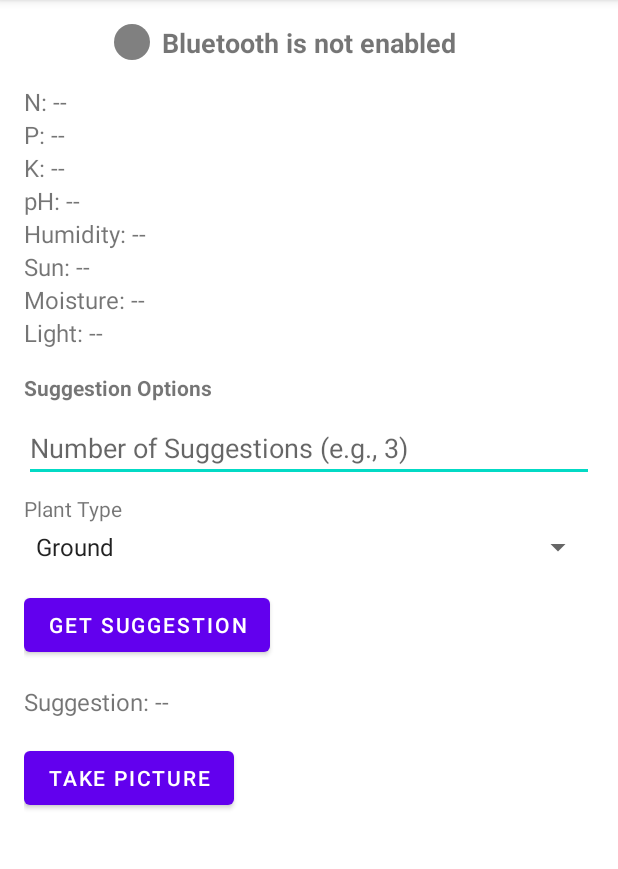
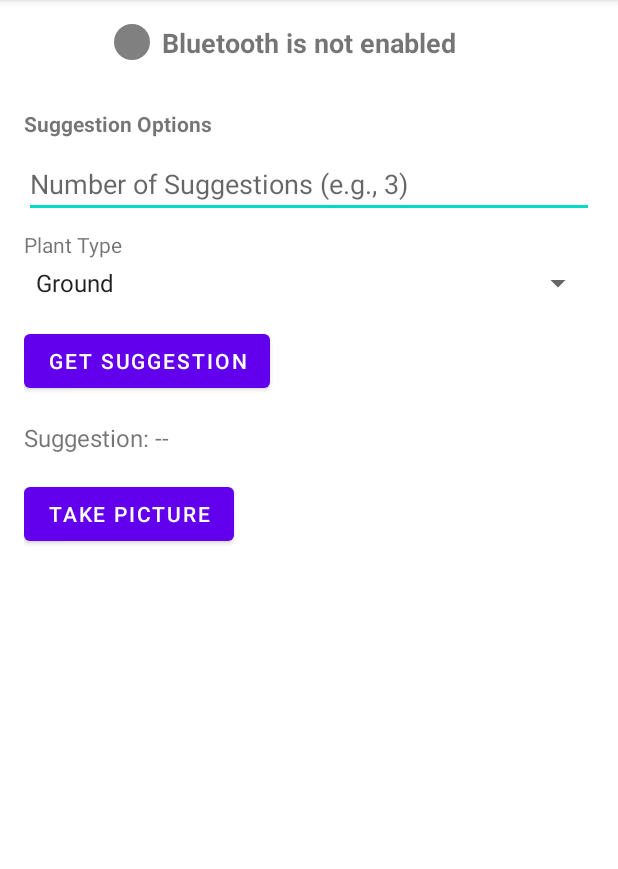
Before and after one commit to stantonious/demeter, an Android app: the screen it shows after launch (MainActivity), on a phone screen of 412 x 824 dp, the part 84-953 px from its top. Run offline under Robolectric (Android 15) with nearby library versions, the phone set to English and light mode, and no system bars.

Commit message:
This commit refactors the main activity layout to provide a cleaner, more consolidated user interface.
The individual `TextView` elements for each sensor reading (N, P, K, pH, etc.) have been removed. The live plot, which already displays the most recent value for each sensor at the end of its line, now serves as the primary display for this data.

The `MainActivity.java` file has also been cleaned up to remove the unused `TextView` member variables and their associated logic. This change declutters the UI and makes the plot the central focus for data visualization.

```diff
--- a/android-client/app/src/main/java/com/example/demeterclient/MainActivity.java
+++ b/android-client/app/src/main/java/com/example/demeterclient/MainActivity.java
@@ -62,7 +62,6 @@ public class MainActivity extends AppCompatActivity {
     private SwipeRefreshLayout swipeRefreshLayout;
     private ImageView ledIndicator;
     private TextView statusTextView;
-    private TextView nValue, pValue, kValue, phValue, humidityValue, sunValue, moistureValue, lightValue;
     private Button getSuggestionButton;
     private TextView suggestionTextView;
     private EditText numSuggestionsEditText;
@@ -110,14 +109,6 @@ public class MainActivity extends AppCompatActivity {
         swipeRefreshLayout = findViewById(R.id.swipe_refresh_layout);
         ledIndicator = findViewById(R.id.led_indicator);
         statusTextView = findViewById(R.id.status_text_view);
-        nValue = findViewById(R.id.n_value);
-        pValue = findViewById(R.id.p_value);
-        kValue = findViewById(R.id.k_value);
-        phValue = findViewById(R.id.ph_value);
-        humidityValue = findViewById(R.id.humidity_value);
-        sunValue = findViewById(R.id.sun_value);
-        moistureValue = findViewById(R.id.moisture_value);
-        lightValue = findViewById(R.id.light_value);
         getSuggestionButton = findViewById(R.id.get_suggestion_button);
         suggestionTextView = findViewById(R.id.suggestion_text_view);
         numSuggestionsEditText = findViewById(R.id.num_suggestions_edit_text);
@@ -636,28 +627,20 @@ public class MainActivity extends AppCompatActivity {
 
         runOnUiThread(() -> {
             if (uuid.equals(GattAttributes.UUID_N)) {
-                nValue.setText(String.format("N: %.2f", value));
                 addHistory(nHistory, value);
             } else if (uuid.equals(GattAttributes.UUID_P)) {
-                pValue.setText(String.format("P: %.2f", value));
                 addHistory(pHistory, value);
             } else if (uuid.equals(GattAttributes.UUID_K)) {
-                kValue.setText(String.format("K: %.2f", value));
                 addHistory(kHistory, value);
             } else if (uuid.equals(GattAttributes.UUID_PH)) {
-                phValue.setText(String.format("pH: %.2f", value));
                 addHistory(phHistory, value);
             } else if (uuid.equals(GattAttributes.UUID_HUMID)) {
-                humidityValue.setText(String.format("Humidity: %.2f", value));
                 addHistory(humidityHistory, value);
             } else if (uuid.equals(GattAttributes.UUID_SUN)) {
-                sunValue.setText(String.format("Sun: %.2f", value));
                 addHistory(sunHistory, value);
             } else if (uuid.equals(GattAttributes.UUID_MOISTURE)) {
-                moistureValue.setText(String.format("Moisture: %.2f", value));
                 addHistory(moistureHistory, value);
             } else if (uuid.equals(GattAttributes.UUID_LIGHT)) {
-                lightValue.setText(String.format("Light: %.2f", value));
                 addHistory(lightHistory, value);
             }
 
--- a/android-client/app/src/main/res/layout/activity_main.xml
+++ b/android-client/app/src/main/res/layout/activity_main.xml
@@ -40,62 +40,6 @@
                     android:textSize="18sp"
                     android:textStyle="bold" />
             </RelativeLayout>
-
-        <TextView
-            android:id="@+id/n_value"
-            android:layout_width="wrap_content"
-            android:layout_height="wrap_content"
-            android:text="N: --"
-            android:textSize="16sp" />
-
-        <TextView
-            android:id="@+id/p_value"
-            android:layout_width="wrap_content"
-            android:layout_height="wrap_content"
-            android:text="P: --"
-            android:textSize="16sp" />
-
-        <TextView
-            android:id="@+id/k_value"
-            android:layout_width="wrap_content"
-            android:layout_height="wrap_content"
-            android:text="K: --"
-            android:textSize="16sp" />
-
-        <TextView
-            android:id="@+id/ph_value"
-            android:layout_width="wrap_content"
-            android:layout_height="wrap_content"
-            android:text="pH: --"
-            android:textSize="16sp" />
-
-        <TextView
-            android:id="@+id/humidity_value"
-            android:layout_width="wrap_content"
-            android:layout_height="wrap_content"
-            android:text="Humidity: --"
-            android:textSize="16sp" />
-
-        <TextView
-            android:id="@+id/sun_value"
-            android:layout_width="wrap_content"
-            android:layout_height="wrap_content"
-            android:text="Sun: --"
-            android:textSize="16sp" />
-
-        <TextView
-            android:id="@+id/moisture_value"
-            android:layout_width="wrap_content"
-            android:layout_height="wrap_content"
-            android:text="Moisture: --"
-            android:textSize="16sp" />
-
-        <TextView
-            android:id="@+id/light_value"
-            android:layout_width="wrap_content"
-            android:layout_height="wrap_content"
-            android:text="Light: --"
-            android:textSize="16sp" />
 
         <TextView
             android:layout_width="wrap_content"
```
